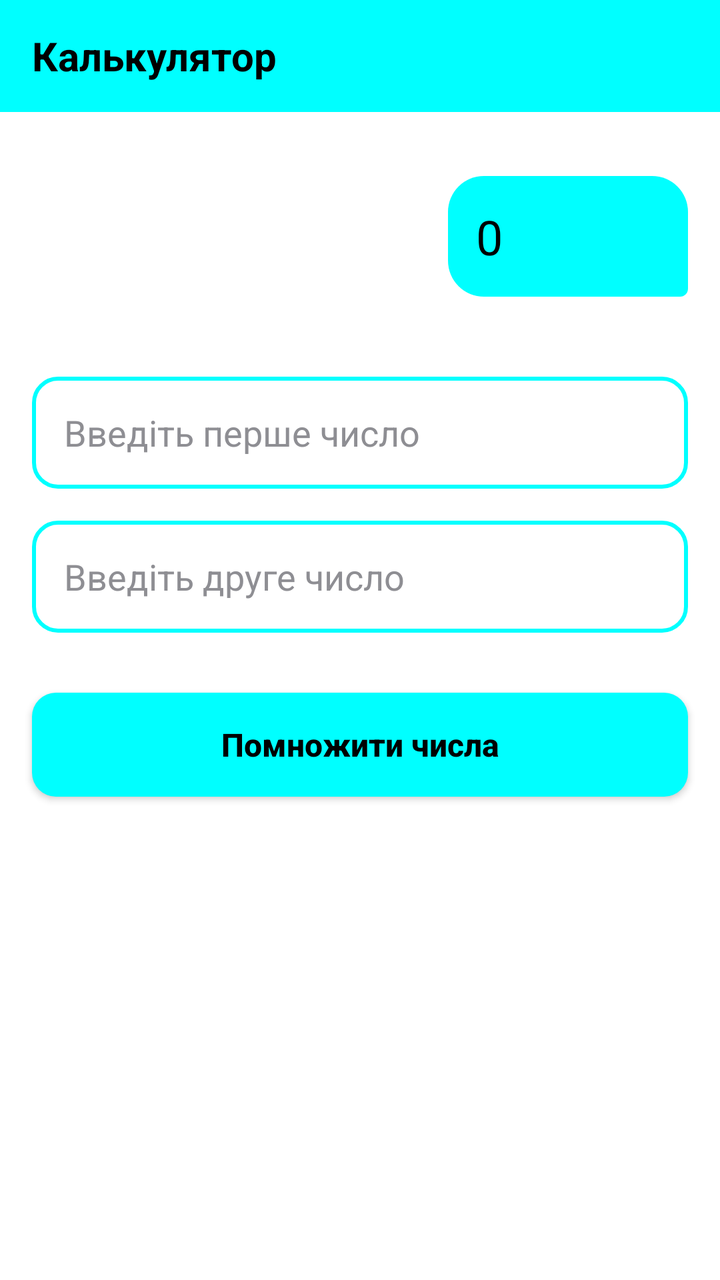
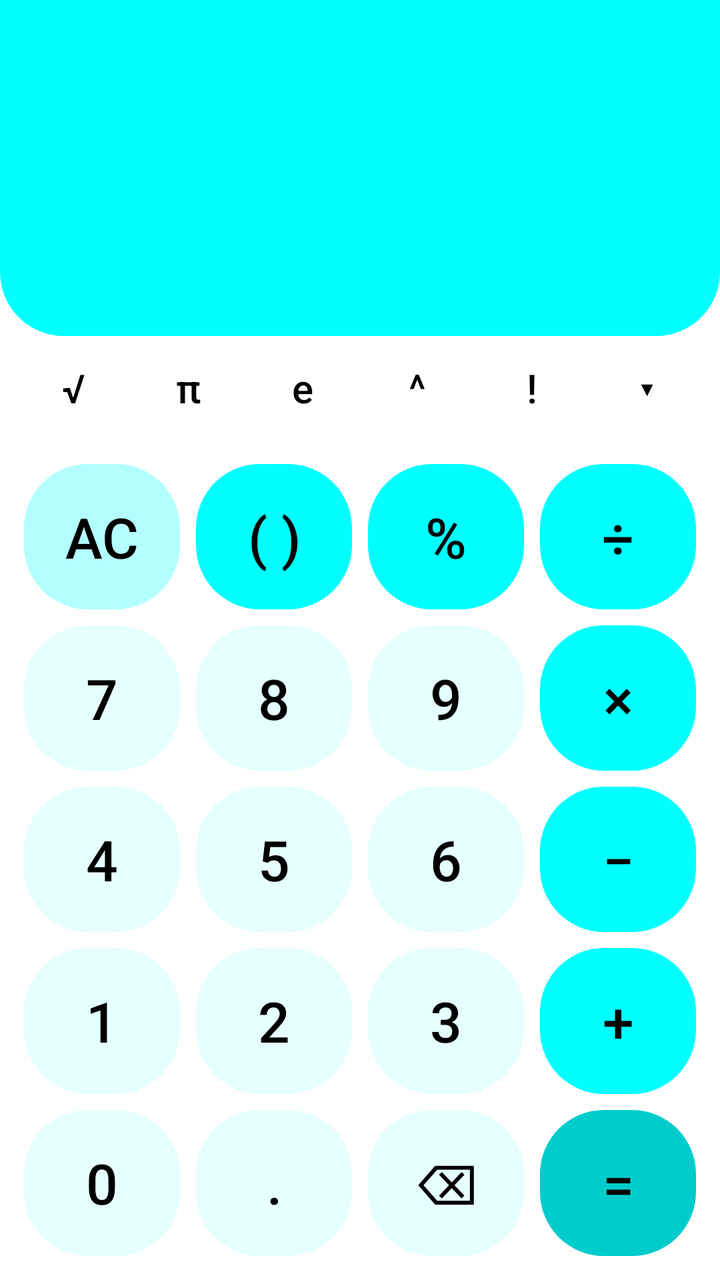

Screens rendered from an Android XML layout before and after an edit, with the pre-edit source and the edit as a unified diff.
<!-- AndroidManifest.xml: application theme Theme.Lab3 -->
<!-- res/layout/activity_main.xml -->
<?xml version="1.0" encoding="utf-8"?>
<androidx.constraintlayout.widget.ConstraintLayout xmlns:android="http://schemas.android.com/apk/res/android"
    xmlns:app="http://schemas.android.com/apk/res-auto"
    xmlns:tools="http://schemas.android.com/tools"
    android:layout_width="match_parent"
    android:layout_height="match_parent"
    android:background="@color/tg_background"
    tools:context=".MainActivity">

    <TextView
        android:id="@+id/titleTextView"
        android:layout_width="0dp"
        android:layout_height="56dp"
        android:background="@color/tg_blue"
        android:gravity="center_vertical"
        android:paddingStart="16dp"
        android:paddingEnd="16dp"
        android:text="@string/app_title"
        android:textColor="@color/tg_text"
        android:textSize="20sp"
        android:textStyle="bold"
        app:layout_constraintEnd_toEndOf="parent"
        app:layout_constraintStart_toStartOf="parent"
        app:layout_constraintTop_toTopOf="parent" />

    <TextView
        android:id="@+id/resultTextView"
        android:layout_width="wrap_content"
        android:layout_height="wrap_content"
        android:layout_marginTop="32dp"
        android:layout_marginEnd="16dp"
        android:background="@drawable/bg_bubble"
        android:minWidth="120dp"
        android:padding="14dp"
        android:text="0"
        android:textColor="@color/tg_text"
        android:textSize="24sp"
        app:layout_constraintEnd_toEndOf="parent"
        app:layout_constraintTop_toBottomOf="@+id/titleTextView" />

    <EditText
        android:id="@+id/number_field_1"
        android:layout_width="0dp"
        android:layout_height="56dp"
        android:layout_marginStart="16dp"
        android:layout_marginTop="40dp"
        android:layout_marginEnd="16dp"
        android:background="@drawable/bg_input"
        android:hint="@string/hint_1"
        android:inputType="numberDecimal|numberSigned"
        android:paddingStart="16dp"
        android:paddingEnd="16dp"
        android:textColor="@color/tg_text"
        android:textColorHint="@color/tg_hint"
        android:textSize="18sp"
        app:layout_constraintEnd_toEndOf="parent"
        app:layout_constraintStart_toStartOf="parent"
        app:layout_constraintTop_toBottomOf="@+id/resultTextView" />

    <EditText
        android:id="@+id/number_field_2"
        android:layout_width="0dp"
        android:layout_height="56dp"
        android:layout_marginStart="16dp"
        android:layout_marginTop="16dp"
        android:layout_marginEnd="16dp"
        android:background="@drawable/bg_input"
        android:hint="@string/hint_2"
        android:inputType="numberDecimal|numberSigned"
        android:paddingStart="16dp"
        android:paddingEnd="16dp"
        android:textColor="@color/tg_text"
        android:textColorHint="@color/tg_hint"
        android:textSize="18sp"
        app:layout_constraintEnd_toEndOf="parent"
        app:layout_constraintStart_toStartOf="parent"
        app:layout_constraintTop_toBottomOf="@+id/number_field_1" />

    <androidx.appcompat.widget.AppCompatButton
        android:id="@+id/multiply_button"
        android:layout_width="0dp"
        android:layout_height="52dp"
        android:layout_marginStart="16dp"
        android:layout_marginTop="30dp"
        android:layout_marginEnd="16dp"
        android:background="@drawable/bg_button"
        android:text="@string/multiply"
        android:textAllCaps="false"
        android:textColor="@color/tg_text"
        android:textSize="16sp"
        android:textStyle="bold"
        app:layout_constraintEnd_toEndOf="parent"
        app:layout_constraintStart_toStartOf="parent"
        app:layout_constraintTop_toBottomOf="@+id/number_field_2" />

</androidx.constraintlayout.widget.ConstraintLayout>
<!-- resources referenced by this layout -->
<resources>
  <color name="tg_background">#FFFFFF</color>
  <color name="tg_blue">#00FFFF</color>
  <color name="tg_hint">#8E8E93</color>
  <color name="tg_text">#000000</color>
  <!-- drawable bg_bubble (drawable) -->
  <?xml version="1.0" encoding="utf-8"?>
  <shape xmlns:android="http://schemas.android.com/apk/res/android"
      android:shape="rectangle">
      <solid android:color="@color/tg_bubble" />
      <corners
          android:topLeftRadius="18dp"
          android:topRightRadius="18dp"
          android:bottomLeftRadius="18dp"
          android:bottomRightRadius="4dp" />
  </shape>
  <!-- drawable bg_button (drawable) -->
  <?xml version="1.0" encoding="utf-8"?>
  <selector xmlns:android="http://schemas.android.com/apk/res/android">
      <item android:state_pressed="true">
          <shape android:shape="rectangle">
              <solid android:color="@color/tg_blue_dark" />
              <corners android:radius="12dp" />
          </shape>
      </item>
      <item>
          <shape android:shape="rectangle">
              <solid android:color="@color/tg_blue" />
              <corners android:radius="12dp" />
          </shape>
      </item>
  </selector>
  <!-- drawable bg_input (drawable) -->
  <?xml version="1.0" encoding="utf-8"?>
  <shape xmlns:android="http://schemas.android.com/apk/res/android"
      android:shape="rectangle">
      <solid android:color="@color/white" />
      <stroke
          android:width="2dp"
          android:color="@color/tg_stroke" />
      <corners android:radius="12dp" />
  </shape>
  <string name="app_title">Калькулятор</string>
  <string name="hint_1">Введіть перше число</string>
  <string name="hint_2">Введіть друге число</string>
  <string name="multiply">Помножити числа</string>
  <color name="tg_bubble">#00FFFF</color>
  <color name="tg_blue_dark">#00CCCC</color>
  <color name="white">#FFFFFF</color>
  <color name="tg_stroke">#00FFFF</color>
  <!-- unchanged entries left out for length: 1 -->
</resources>

<!-- the commit's change to res/layout/activity_main.xml (unified diff, before → after) -->
@@ -1,96 +1,404 @@
 <?xml version="1.0" encoding="utf-8"?>
-<androidx.constraintlayout.widget.ConstraintLayout xmlns:android="http://schemas.android.com/apk/res/android"
+<LinearLayout xmlns:android="http://schemas.android.com/apk/res/android"
     xmlns:app="http://schemas.android.com/apk/res-auto"
     xmlns:tools="http://schemas.android.com/tools"
     android:layout_width="match_parent"
     android:layout_height="match_parent"
     android:background="@color/tg_background"
+    android:orientation="vertical"
     tools:context=".MainActivity">
 
-    <TextView
-        android:id="@+id/titleTextView"
-        android:layout_width="0dp"
-        android:layout_height="56dp"
-        android:background="@color/tg_blue"
-        android:gravity="center_vertical"
-        android:paddingStart="16dp"
-        android:paddingEnd="16dp"
-        android:text="@string/app_title"
-        android:textColor="@color/tg_text"
-        android:textSize="20sp"
-        android:textStyle="bold"
-        app:layout_constraintEnd_toEndOf="parent"
-        app:layout_constraintStart_toStartOf="parent"
-        app:layout_constraintTop_toTopOf="parent" />
-
-    <TextView
-        android:id="@+id/resultTextView"
-        android:layout_width="wrap_content"
-        android:layout_height="wrap_content"
-        android:layout_marginTop="32dp"
-        android:layout_marginEnd="16dp"
-        android:background="@drawable/bg_bubble"
-        android:minWidth="120dp"
-        android:padding="14dp"
-        android:text="0"
-        android:textColor="@color/tg_text"
-        android:textSize="24sp"
-        app:layout_constraintEnd_toEndOf="parent"
-        app:layout_constraintTop_toBottomOf="@+id/titleTextView" />
-
-    <EditText
-        android:id="@+id/number_field_1"
-        android:layout_width="0dp"
-        android:layout_height="56dp"
-        android:layout_marginStart="16dp"
-        android:layout_marginTop="40dp"
-        android:layout_marginEnd="16dp"
-        android:background="@drawable/bg_input"
-        android:hint="@string/hint_1"
-        android:inputType="numberDecimal|numberSigned"
-        android:paddingStart="16dp"
-        android:paddingEnd="16dp"
-        android:textColor="@color/tg_text"
-        android:textColorHint="@color/tg_hint"
-        android:textSize="18sp"
-        app:layout_constraintEnd_toEndOf="parent"
-        app:layout_constraintStart_toStartOf="parent"
-        app:layout_constraintTop_toBottomOf="@+id/resultTextView" />
-
-    <EditText
-        android:id="@+id/number_field_2"
-        android:layout_width="0dp"
-        android:layout_height="56dp"
-        android:layout_marginStart="16dp"
-        android:layout_marginTop="16dp"
-        android:layout_marginEnd="16dp"
-        android:background="@drawable/bg_input"
-        android:hint="@string/hint_2"
-        android:inputType="numberDecimal|numberSigned"
-        android:paddingStart="16dp"
-        android:paddingEnd="16dp"
-        android:textColor="@color/tg_text"
-        android:textColorHint="@color/tg_hint"
-        android:textSize="18sp"
-        app:layout_constraintEnd_toEndOf="parent"
-        app:layout_constraintStart_toStartOf="parent"
-        app:layout_constraintTop_toBottomOf="@+id/number_field_1" />
-
-    <androidx.appcompat.widget.AppCompatButton
-        android:id="@+id/multiply_button"
-        android:layout_width="0dp"
+    <LinearLayout
+        android:layout_width="match_parent"
+        android:layout_height="0dp"
+        android:layout_weight="2"
+        android:background="@drawable/bg_display"
+        android:gravity="bottom|end"
+        android:orientation="vertical"
+        android:padding="24dp">
+
+        <TextView
+            android:id="@+id/expressionTextView"
+            android:layout_width="match_parent"
+            android:layout_height="wrap_content"
+            android:gravity="end"
+            android:hint="0"
+            android:maxLines="1"
+            android:textColor="@color/tg_text"
+            android:textColorHint="@color/tg_secondary"
+            app:autoSizeMaxTextSize="48sp"
+            app:autoSizeMinTextSize="20sp"
+            app:autoSizeStepGranularity="1sp"
+            app:autoSizeTextType="uniform" />
+
+        <TextView
+            android:id="@+id/resultTextView"
+            android:layout_width="match_parent"
+            android:layout_height="wrap_content"
+            android:layout_marginTop="8dp"
+            android:gravity="end"
+            android:maxLines="1"
+            android:minHeight="32dp"
+            android:textColor="@color/tg_secondary"
+            android:textSize="26sp" />
+
+    </LinearLayout>
+
+    <LinearLayout
+        android:paddingStart="8dp"
+        android:paddingEnd="8dp"
+        android:layout_width="match_parent"
         android:layout_height="52dp"
-        android:layout_marginStart="16dp"
-        android:layout_marginTop="30dp"
-        android:layout_marginEnd="16dp"
-        android:background="@drawable/bg_button"
-        android:text="@string/multiply"
-        android:textAllCaps="false"
-        android:textColor="@color/tg_text"
-        android:textSize="16sp"
-        android:textStyle="bold"
-        app:layout_constraintEnd_toEndOf="parent"
-        app:layout_constraintStart_toStartOf="parent"
-        app:layout_constraintTop_toBottomOf="@+id/number_field_2" />
-
-</androidx.constraintlayout.widget.ConstraintLayout>
+        android:orientation="horizontal">
+
+        <androidx.appcompat.widget.AppCompatButton
+            style="@style/CalcSci"
+            android:layout_width="0dp"
+            android:layout_height="match_parent"
+            android:layout_margin="2dp"
+            android:layout_weight="1"
+            android:onClick="onButtonClick"
+            android:text="√" />
+
+        <androidx.appcompat.widget.AppCompatButton
+            style="@style/CalcSci"
+            android:layout_width="0dp"
+            android:layout_height="match_parent"
+            android:layout_margin="2dp"
+            android:layout_weight="1"
+            android:onClick="onButtonClick"
+            android:text="π" />
+
+        <androidx.appcompat.widget.AppCompatButton
+            style="@style/CalcSci"
+            android:layout_width="0dp"
+            android:layout_height="match_parent"
+            android:layout_margin="2dp"
+            android:layout_weight="1"
+            android:onClick="onButtonClick"
+            android:text="e" />
+
+        <androidx.appcompat.widget.AppCompatButton
+            style="@style/CalcSci"
+            android:layout_width="0dp"
+            android:layout_height="match_parent"
+            android:layout_margin="2dp"
+            android:layout_weight="1"
+            android:onClick="onButtonClick"
+            android:text="^" />
+
+        <androidx.appcompat.widget.AppCompatButton
+            style="@style/CalcSci"
+            android:layout_width="0dp"
+            android:layout_height="match_parent"
+            android:layout_margin="2dp"
+            android:layout_weight="1"
+            android:onClick="onButtonClick"
+            android:text="!" />
+
+        <androidx.appcompat.widget.AppCompatButton
+            style="@style/CalcSci"
+            android:layout_width="0dp"
+            android:layout_height="match_parent"
+            android:layout_margin="2dp"
+            android:layout_weight="1"
+            android:onClick="onButtonClick"
+            android:text="▾" />
+
+    </LinearLayout>
+
+    <LinearLayout
+        android:id="@+id/extraRow"
+        android:paddingStart="8dp"
+        android:paddingEnd="8dp"
+        android:visibility="gone"
+        android:layout_width="match_parent"
+        android:layout_height="52dp"
+        android:orientation="horizontal">
+
+        <androidx.appcompat.widget.AppCompatButton
+            style="@style/CalcSci"
+            android:layout_width="0dp"
+            android:layout_height="match_parent"
+            android:layout_margin="2dp"
+            android:layout_weight="1"
+            android:onClick="onButtonClick"
+            android:text="sin" />
+
+        <androidx.appcompat.widget.AppCompatButton
+            style="@style/CalcSci"
+            android:layout_width="0dp"
+            android:layout_height="match_parent"
+            android:layout_margin="2dp"
+            android:layout_weight="1"
+            android:onClick="onButtonClick"
+            android:text="cos" />
+
+        <androidx.appcompat.widget.AppCompatButton
+            style="@style/CalcSci"
+            android:layout_width="0dp"
+            android:layout_height="match_parent"
+            android:layout_margin="2dp"
+            android:layout_weight="1"
+            android:onClick="onButtonClick"
+            android:text="tan" />
+
+        <androidx.appcompat.widget.AppCompatButton
+            style="@style/CalcSci"
+            android:layout_width="0dp"
+            android:layout_height="match_parent"
+            android:layout_margin="2dp"
+            android:layout_weight="1"
+            android:onClick="onButtonClick"
+            android:text="ln" />
+
+        <androidx.appcompat.widget.AppCompatButton
+            style="@style/CalcSci"
+            android:layout_width="0dp"
+            android:layout_height="match_parent"
+            android:layout_margin="2dp"
+            android:layout_weight="1"
+            android:onClick="onButtonClick"
+            android:text="log" />
+
+        <androidx.appcompat.widget.AppCompatButton
+            style="@style/CalcSci"
+            android:layout_width="0dp"
+            android:layout_height="match_parent"
+            android:layout_margin="2dp"
+            android:layout_weight="1"
+            android:onClick="onButtonClick"
+            android:text="Deg" />
+
+    </LinearLayout>
+
+    <LinearLayout
+        android:layout_width="match_parent"
+        android:layout_height="0dp"
+        android:layout_weight="5"
+        android:orientation="vertical"
+        android:padding="8dp">
+
+        <LinearLayout
+            android:layout_width="match_parent"
+            android:layout_height="0dp"
+            android:layout_weight="1"
+            android:orientation="horizontal">
+
+            <androidx.appcompat.widget.AppCompatButton
+                style="@style/CalcClear"
+                android:layout_width="0dp"
+                android:layout_height="match_parent"
+                android:layout_margin="4dp"
+                android:layout_weight="1"
+                android:onClick="onButtonClick"
+                android:text="AC" />
+
+            <androidx.appcompat.widget.AppCompatButton
+                style="@style/CalcOperator"
+                android:layout_width="0dp"
+                android:layout_height="match_parent"
+                android:layout_margin="4dp"
+                android:layout_weight="1"
+                android:onClick="onButtonClick"
+                android:text="( )" />
+
+            <androidx.appcompat.widget.AppCompatButton
+                style="@style/CalcOperator"
+                android:layout_width="0dp"
+                android:layout_height="match_parent"
+                android:layout_margin="4dp"
+                android:layout_weight="1"
+                android:onClick="onButtonClick"
+                android:text="%" />
+
+            <androidx.appcompat.widget.AppCompatButton
+                style="@style/CalcOperator"
+                android:layout_width="0dp"
+                android:layout_height="match_parent"
+                android:layout_margin="4dp"
+                android:layout_weight="1"
+                android:onClick="onButtonClick"
+                android:text="÷" />
+
+        </LinearLayout>
+
+        <LinearLayout
+            android:layout_width="match_parent"
+            android:layout_height="0dp"
+            android:layout_weight="1"
+            android:orientation="horizontal">
+
+            <androidx.appcompat.widget.AppCompatButton
+                style="@style/CalcDigit"
+                android:layout_width="0dp"
+                android:layout_height="match_parent"
+                android:layout_margin="4dp"
+                android:layout_weight="1"
+                android:onClick="onButtonClick"
+                android:text="7" />
+
+            <androidx.appcompat.widget.AppCompatButton
+                style="@style/CalcDigit"
+                android:layout_width="0dp"
+                android:layout_height="match_parent"
+                android:layout_margin="4dp"
+                android:layout_weight="1"
+                android:onClick="onButtonClick"
+                android:text="8" />
+
+            <androidx.appcompat.widget.AppCompatButton
+                style="@style/CalcDigit"
+                android:layout_width="0dp"
+                android:layout_height="match_parent"
+                android:layout_margin="4dp"
+                android:layout_weight="1"
+                android:onClick="onButtonClick"
+                android:text="9" />
+
+            <androidx.appcompat.widget.AppCompatButton
+                style="@style/CalcOperator"
+                android:layout_width="0dp"
+                android:layout_height="match_parent"
+                android:layout_margin="4dp"
+                android:layout_weight="1"
+                android:onClick="onButtonClick"
+                android:text="×" />
+
+        </LinearLayout>
+
+        <LinearLayout
+            android:layout_width="match_parent"
+            android:layout_height="0dp"
+            android:layout_weight="1"
+            android:orientation="horizontal">
+
+            <androidx.appcompat.widget.AppCompatButton
+                style="@style/CalcDigit"
+                android:layout_width="0dp"
+                android:layout_height="match_parent"
+                android:layout_margin="4dp"
+                android:layout_weight="1"
+                android:onClick="onButtonClick"
+                android:text="4" />
+
+            <androidx.appcompat.widget.AppCompatButton
+                style="@style/CalcDigit"
+                android:layout_width="0dp"
+                android:layout_height="match_parent"
+                android:layout_margin="4dp"
+                android:layout_weight="1"
+                android:onClick="onButtonClick"
+                android:text="5" />
+
+            <androidx.appcompat.widget.AppCompatButton
+                style="@style/CalcDigit"
+                android:layout_width="0dp"
+                android:layout_height="match_parent"
+                android:layout_margin="4dp"
+                android:layout_weight="1"
+                android:onClick="onButtonClick"
+                android:text="6" />
+
+            <androidx.appcompat.widget.AppCompatButton
+                style="@style/CalcOperator"
+                android:layout_width="0dp"
+                android:layout_height="match_parent"
+                android:layout_margin="4dp"
+                android:layout_weight="1"
+                android:onClick="onButtonClick"
+                android:text="−" />
+
+        </LinearLayout>
+
+        <LinearLayout
+            android:layout_width="match_parent"
+            android:layout_height="0dp"
+            android:layout_weight="1"
+            android:orientation="horizontal">
+
+            <androidx.appcompat.widget.AppCompatButton
+                style="@style/CalcDigit"
+                android:layout_width="0dp"
+                android:layout_height="match_parent"
+                android:layout_margin="4dp"
+                android:layout_weight="1"
+                android:onClick="onButtonClick"
+                android:text="1" />
+
+            <androidx.appcompat.widget.AppCompatButton
+                style="@style/CalcDigit"
+                android:layout_width="0dp"
+                android:layout_height="match_parent"
+                android:layout_margin="4dp"
+                android:layout_weight="1"
+                android:onClick="onButtonClick"
+                android:text="2" />
+
+            <androidx.appcompat.widget.AppCompatButton
+                style="@style/CalcDigit"
+                android:layout_width="0dp"
+                android:layout_height="match_parent"
+                android:layout_margin="4dp"
+                android:layout_weight="1"
+                android:onClick="onButtonClick"
+                android:text="3" />
+
+            <androidx.appcompat.widget.AppCompatButton
+                style="@style/CalcOperator"
+                android:layout_width="0dp"
+                android:layout_height="match_parent"
+                android:layout_margin="4dp"
+                android:layout_weight="1"
+                android:onClick="onButtonClick"
+                android:text="+" />
+
+        </LinearLayout>
+
+        <LinearLayout
+            android:layout_width="match_parent"
+            android:layout_height="0dp"
+            android:layout_weight="1"
+            android:orientation="horizontal">
+
+            <androidx.appcompat.widget.AppCompatButton
+                style="@style/CalcDigit"
+                android:layout_width="0dp"
+                android:layout_height="match_parent"
+                android:layout_margin="4dp"
+                android:layout_weight="1"
+                android:onClick="onButtonClick"
+                android:text="0" />
+
+            <androidx.appcompat.widget.AppCompatButton
+                style="@style/CalcDigit"
+                android:layout_width="0dp"
+                android:layout_height="match_parent"
+                android:layout_margin="4dp"
+                android:layout_weight="1"
+                android:onClick="onButtonClick"
+                android:text="." />
+
+            <androidx.appcompat.widget.AppCompatButton
+                style="@style/CalcDigit"
+                android:layout_width="0dp"
+                android:layout_height="match_parent"
+                android:layout_margin="4dp"
+                android:layout_weight="1"
+                android:onClick="onButtonClick"
+                android:text="⌫" />
+
+            <androidx.appcompat.widget.AppCompatButton
+                style="@style/CalcEqual"
+                android:layout_width="0dp"
+                android:layout_height="match_parent"
+                android:layout_margin="4dp"
+                android:layout_weight="1"
+                android:onClick="onButtonClick"
+                android:text="=" />
+
+        </LinearLayout>
+
+    </LinearLayout>
+
+</LinearLayout>
<!-- resource entries referenced after the edit -->
@@ -1,54 +1,101 @@
 <!-- resources referenced by this layout -->
 <resources>
   <color name="tg_background">#FFFFFF</color>
+  <color name="tg_secondary">#37474F</color>
   <color name="tg_blue">#00FFFF</color>
-  <color name="tg_hint">#8E8E93</color>
+  <style name="CalcButton" parent="Widget.AppCompat.Button">
+          <item name="android:textSize">28sp</item>
+          <item name="android:textColor">@color/tg_text</item>
+          <item name="android:textAllCaps">false</item>
+          <item name="android:minWidth">0dp</item>
+          <item name="android:minHeight">0dp</item>
+          <item name="android:padding">0dp</item>
+          <item name="android:stateListAnimator">@null</item>
+      </style>
+  <!-- drawable bg_key_clear (drawable) -->
+  <?xml version="1.0" encoding="utf-8"?>
+  <ripple xmlns:android="http://schemas.android.com/apk/res/android"
+      android:color="#33000000">
+      <item>
+          <shape android:shape="rectangle">
+              <solid android:color="@color/tg_key_clear" />
+              <corners android:radius="32dp" />
+          </shape>
+      </item>
+  </ripple>
+  <!-- drawable bg_key_digit (drawable) -->
+  <?xml version="1.0" encoding="utf-8"?>
+  <ripple xmlns:android="http://schemas.android.com/apk/res/android"
+      android:color="#33000000">
+      <item>
+          <shape android:shape="rectangle">
+              <solid android:color="@color/tg_key_digit" />
+              <corners android:radius="32dp" />
+          </shape>
+      </item>
+  </ripple>
+  <!-- drawable bg_key_equal (drawable) -->
+  <?xml version="1.0" encoding="utf-8"?>
+  <ripple xmlns:android="http://schemas.android.com/apk/res/android"
+      android:color="#33000000">
+      <item>
+          <shape android:shape="rectangle">
+              <solid android:color="@color/tg_blue_dark" />
+              <corners android:radius="32dp" />
+          </shape>
+      </item>
+  </ripple>
+  <!-- drawable bg_key_operator (drawable) -->
+  <?xml version="1.0" encoding="utf-8"?>
+  <ripple xmlns:android="http://schemas.android.com/apk/res/android"
+      android:color="#33000000">
+      <item>
+          <shape android:shape="rectangle">
+              <solid android:color="@color/tg_blue" />
+              <corners android:radius="32dp" />
+          </shape>
+      </item>
+  </ripple>
+  <!-- drawable bg_key_sci (drawable) -->
+  <?xml version="1.0" encoding="utf-8"?>
+  <ripple xmlns:android="http://schemas.android.com/apk/res/android"
+      android:color="#3300FFFF">
+      <item android:id="@android:id/mask">
+          <shape android:shape="rectangle">
+              <solid android:color="#000000" />
+              <corners android:radius="20dp" />
+          </shape>
+      </item>
+  </ripple>
   <color name="tg_text">#000000</color>
-  <!-- drawable bg_bubble (drawable) -->
+  <!-- drawable bg_display (drawable) -->
   <?xml version="1.0" encoding="utf-8"?>
   <shape xmlns:android="http://schemas.android.com/apk/res/android"
       android:shape="rectangle">
-      <solid android:color="@color/tg_bubble" />
+      <solid android:color="@color/tg_blue" />
       <corners
-          android:topLeftRadius="18dp"
-          android:topRightRadius="18dp"
-          android:bottomLeftRadius="18dp"
-          android:bottomRightRadius="4dp" />
+          android:bottomLeftRadius="32dp"
+          android:bottomRightRadius="32dp" />
   </shape>
-  <!-- drawable bg_button (drawable) -->
-  <?xml version="1.0" encoding="utf-8"?>
-  <selector xmlns:android="http://schemas.android.com/apk/res/android">
-      <item android:state_pressed="true">
-          <shape android:shape="rectangle">
-              <solid android:color="@color/tg_blue_dark" />
-              <corners android:radius="12dp" />
-          </shape>
-      </item>
-      <item>
-          <shape android:shape="rectangle">
-              <solid android:color="@color/tg_blue" />
-              <corners android:radius="12dp" />
-          </shape>
-      </item>
-  </selector>
-  <!-- drawable bg_input (drawable) -->
-  <?xml version="1.0" encoding="utf-8"?>
-  <shape xmlns:android="http://schemas.android.com/apk/res/android"
-      android:shape="rectangle">
-      <solid android:color="@color/white" />
-      <stroke
-          android:width="2dp"
-          android:color="@color/tg_stroke" />
-      <corners android:radius="12dp" />
-  </shape>
-  <string name="app_title">Калькулятор</string>
-  <string name="hint_1">Введіть перше число</string>
-  <string name="hint_2">Введіть друге число</string>
-  <string name="multiply">Помножити числа</string>
-  <color name="tg_bubble">#00FFFF</color>
+  <style name="CalcClear" parent="CalcButton">
+          <item name="android:background">@drawable/bg_key_clear</item>
+      </style>
+  <style name="CalcDigit" parent="CalcButton">
+          <item name="android:background">@drawable/bg_key_digit</item>
+      </style>
+  <style name="CalcEqual" parent="CalcButton">
+          <item name="android:background">@drawable/bg_key_equal</item>
+      </style>
+  <style name="CalcOperator" parent="CalcButton">
+          <item name="android:background">@drawable/bg_key_operator</item>
+      </style>
+  <style name="CalcSci" parent="CalcButton">
+          <item name="android:textSize">20sp</item>
+          <item name="android:background">@drawable/bg_key_sci</item>
+      </style>
   <color name="tg_blue_dark">#00CCCC</color>
-  <color name="white">#FFFFFF</color>
-  <color name="tg_stroke">#00FFFF</color>
+  <color name="tg_key_clear">#B3FFFF</color>
+  <color name="tg_key_digit">#E6FFFF</color>
   <!-- unchanged entries left out for length: 1 -->
 </resources>
 
